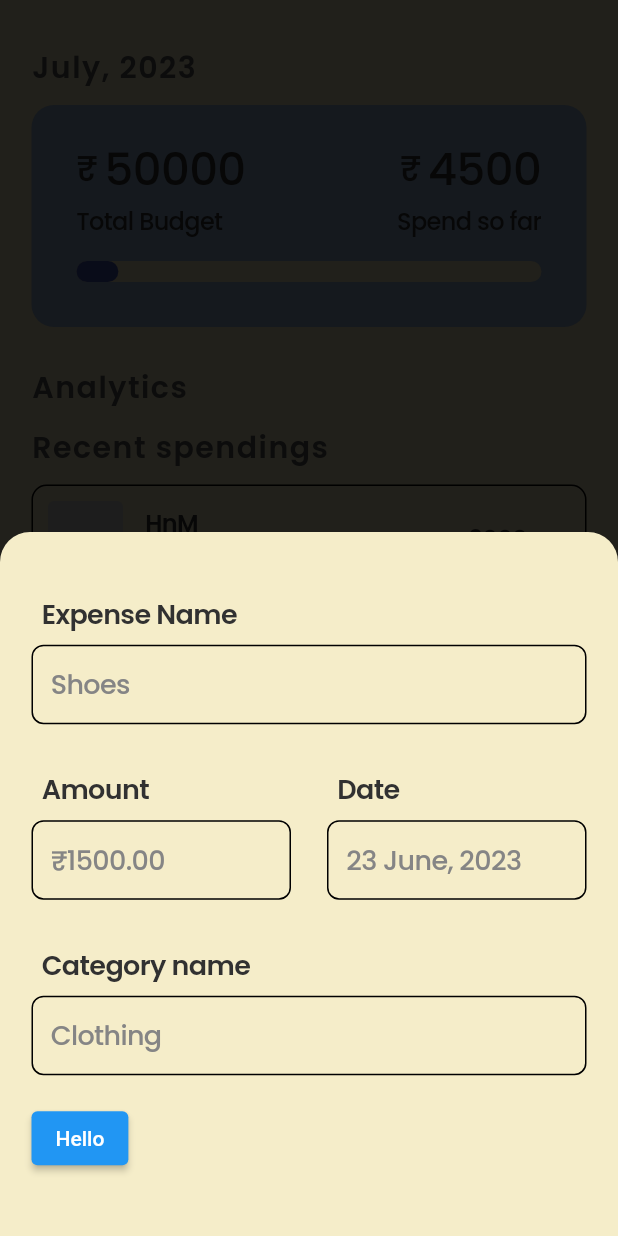
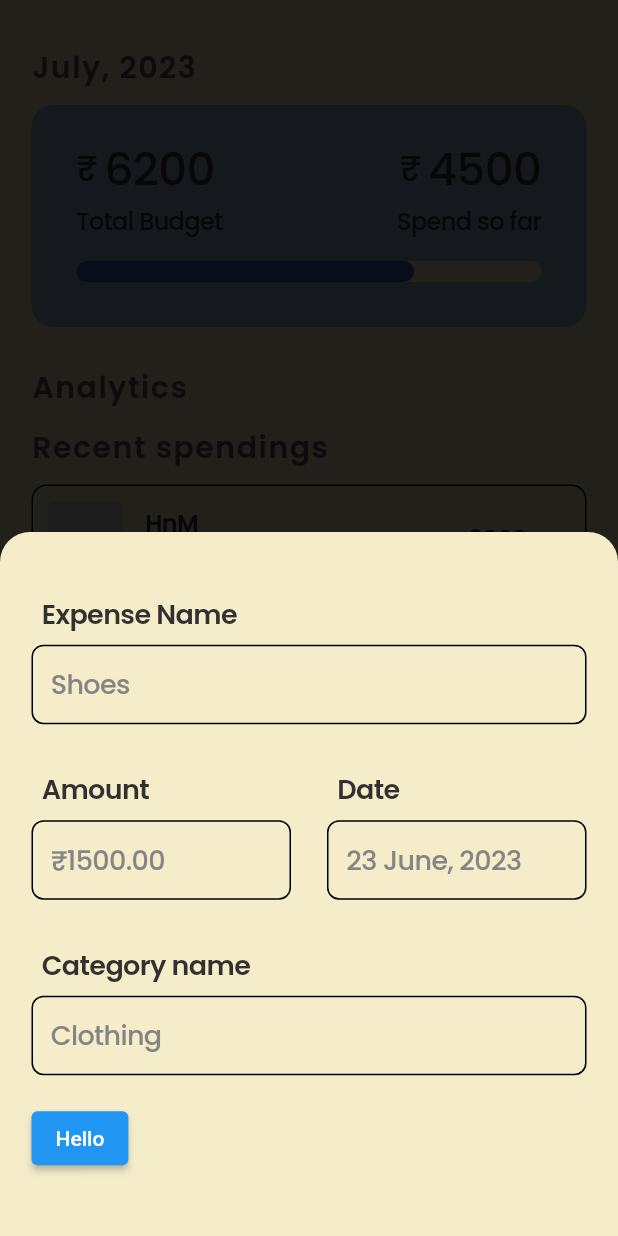
Before and after one commit to Sama-3l/coinwatcher, a Flutter app: the screen it shows after launch, after a tap on an icon or button, on a phone screen of 412 x 824 dp. Run offline on Flutter 3.47's test engine with Material 2 defaults, Android fonts, the phone set to English and light mode, and no system bars; drawn by our look-alikes of percent_indicator; our stand-ins replace bloc, flutter_bloc, google_fonts, simple_icons; missing offline and left inert: carbon_icons.

Commit message:
added User model with JSONs

```diff
--- a/lib/alogrithms/method.dart
+++ b/lib/alogrithms/method.dart
@@ -1,5 +1,6 @@
 //Put normal functions here that are supposed to run logic
 
+import 'package:coinwatcher/data/repositories/allExpenses.dart';
 import 'package:coinwatcher/data/repositories/recentExpenses.dart';
 import 'package:flutter/material.dart';
 import 'package:intl/intl.dart';
@@ -12,15 +13,35 @@ class Methods {
         : DateFormat('MMMM d').format(date);
   }
 
-  String decimalPart(double amount){
+  String decimalPart(double amount) {
     return ".${(amount.ceilToDouble() - amount).toInt().toString().padLeft(2, '0')}";
   }
 
-  double getCurrentMonthAmount(RecentExpenses recentExpenses){
+  double getCurrentMonthAmount(RecentExpenses recentExpenses) {
     double sum = 0;
-    for(int i = 0; i < recentExpenses.recentExpenses.length; i++){
+    for (int i = 0; i < recentExpenses.recentExpenses.length; i++) {
       sum = sum + recentExpenses.recentExpenses[i].amount;
     }
     return sum;
   }
+
+  RecentExpenses getRecentExpenses(AllExpenses allExpenses) {
+    RecentExpenses recentExpenses = RecentExpenses();
+    if (allExpenses.allExpenses[0].date.month == DateTime.now().month) {
+      for (int i = 0; i < allExpenses.allExpenses.length; i++) {
+        if (allExpenses.allExpenses[i].date.month == DateTime.now().month) {
+          recentExpenses.recentExpenses.add(allExpenses.allExpenses[i]);
+        } else {
+          break;
+        }
+      }
+    }
+
+    return recentExpenses;
+  }
+
+  double monthlyBudget(double dailyBudget) {
+    return dailyBudget *
+            DateTime(DateTime.now().year, DateTime.now().month + 1, 0).day;
+  }
 }
--- a/lib/alogrithms/widgetDecider.dart
+++ b/lib/alogrithms/widgetDecider.dart
@@ -4,19 +4,19 @@ import 'package:coinwatcher/alogrithms/method.dart';
 import 'package:coinwatcher/constants/font.dart';
 import 'package:coinwatcher/constants/themes.dart';
 import 'package:coinwatcher/data/model/expense.dart';
+import 'package:coinwatcher/data/model/user.dart';
 import 'package:coinwatcher/data/repositories/allExpenses.dart';
 import 'package:coinwatcher/data/repositories/recentExpenses.dart';
 import 'package:coinwatcher/presentation/widgets/expenseBox.dart';
 import 'package:flutter/material.dart';
 
 class WidgetDecider {
-  List<Widget> getSpendingsWidgets(AllExpenses allExpenses,
-      RecentExpenses recentExpenses, LightMode theme, FontFamily font) {
+  List<Widget> getSpendingsWidgets(User currentUser, LightMode theme, FontFamily font) {
     List<Widget> columnChildren = [];
     Methods func = Methods();
 
-    for (int i = 0; i < allExpenses.allExpenses.length; i++) {
-      if (i < recentExpenses.recentExpenses.length) {
+    for (int i = 0; i < currentUser.allExpenses.allExpenses.length; i++) {
+      if (i < currentUser.recentExpenses.recentExpenses.length) {
         if (i == 0) {
           columnChildren.add(Text(
             "Recent spendings",
@@ -30,7 +30,7 @@ class WidgetDecider {
           columnChildren.add(Padding(
             padding: const EdgeInsets.only(left: 8, bottom: 12),
             child: Text(
-              func.getMonthandYear(date: recentExpenses.recentExpenses[0].date),
+              func.getMonthandYear(date: currentUser.recentExpenses.recentExpenses[0].date),
               style: font.getPoppinsTextStyle(
                   color: theme.textSecondary,
                   fontSize: 18,
@@ -41,17 +41,17 @@ class WidgetDecider {
         }
 
         columnChildren.add(ExpenseBox(
-            currentExpense: recentExpenses.recentExpenses[i],
+            currentExpense: currentUser.recentExpenses.recentExpenses[i],
             theme: theme,
             font: font));
       } else {
         if (i != 0) {
-          if (allExpenses.allExpenses[i - 1].date.month !=
-              allExpenses.allExpenses[i].date.month) {
+          if (currentUser.allExpenses.allExpenses[i - 1].date.month !=
+              currentUser.allExpenses.allExpenses[i].date.month) {
             columnChildren.add(Padding(
               padding: const EdgeInsets.only(left: 8, top: 0, bottom: 12),
               child: Text(
-                func.getMonthandYear(date: allExpenses.allExpenses[i].date),
+                func.getMonthandYear(date: currentUser.allExpenses.allExpenses[i].date),
                 style: font.getPoppinsTextStyle(
                     color: theme.textSecondary,
                     fontSize: 18,
@@ -62,7 +62,7 @@ class WidgetDecider {
           }
         }
         columnChildren.add(ExpenseBox(
-            currentExpense: allExpenses.allExpenses[i],
+            currentExpense: currentUser.allExpenses.allExpenses[i],
             theme: theme,
             font: font));
       }
--- /dev/null
+++ b/lib/business_logic/blocs/bloc/tab_text_color_bloc.dart
@@ -0,0 +1,13 @@
+import 'package:bloc/bloc.dart';
+import 'package:meta/meta.dart';
+
+part 'tab_text_color_event.dart';
+part 'tab_text_color_state.dart';
+
+class TabTextColorBloc extends Bloc<TabTextColorEvent, TabTextColorState> {
+  TabTextColorBloc() : super(TabTextColorInitial()) {
+    on<ChangeTabTextColorEvent>((event, emit) {
+      emit(ChangeTabTextColorState());
+    });
+  }
+}
--- /dev/null
+++ b/lib/business_logic/blocs/bloc/tab_text_color_event.dart
@@ -0,0 +1,6 @@
+part of 'tab_text_color_bloc.dart';
+
+@immutable
+abstract class TabTextColorEvent {}
+
+class ChangeTabTextColorEvent extends TabTextColorEvent {}
--- /dev/null
+++ b/lib/business_logic/blocs/bloc/tab_text_color_state.dart
@@ -0,0 +1,8 @@
+part of 'tab_text_color_bloc.dart';
+
+@immutable
+abstract class TabTextColorState {}
+
+class TabTextColorInitial extends TabTextColorState {}
+
+class ChangeTabTextColorState extends TabTextColorState {}
--- /dev/null
+++ b/lib/data/model/category.dart
@@ -0,0 +1,8 @@
+import 'package:flutter/material.dart';
+
+class BrandCategory{
+  BrandCategory({required this.name, required this.amount});
+
+  String name;
+  double amount;
+}
--- a/lib/data/model/expense.dart
+++ b/lib/data/model/expense.dart
@@ -11,4 +11,14 @@ class Expense {
   double amount;
   DateTime date;
   String category;
+
+  Map<String, dynamic> toJSON(){
+    Map<String, dynamic> map = {
+      'name' : expenseName,
+      'amount' : amount.toString(),
+      'date' : "${date.day},${date.month},${date.year}",
+      'category' : category
+    };
+    return map;
+  }
 }
--- /dev/null
+++ b/lib/data/model/month.dart
@@ -0,0 +1,19 @@
+import 'package:coinwatcher/data/repositories/categories.dart';
+import 'package:flutter/material.dart';
+
+class Month{
+  Month({required this.date, required this.totalSpent, required this.categories});
+
+  DateTime date;
+  double totalSpent;
+  Categories categories;
+
+  Map<String, dynamic> toJSON(){
+    Map<String, dynamic> month = {
+      'month' : "${date.month}, ${date.year}",
+      'totalSpent': totalSpent,
+      'categories' : categories.toJSON()
+    };
+    return month;
+  }
+}
--- /dev/null
+++ b/lib/data/model/user.dart
@@ -0,0 +1,40 @@
+import 'package:coinwatcher/data/model/month.dart';
+import 'package:coinwatcher/data/repositories/allExpenses.dart';
+import 'package:coinwatcher/data/repositories/categories.dart';
+import 'package:coinwatcher/data/repositories/months.dart';
+import 'package:coinwatcher/data/repositories/recentExpenses.dart';
+import 'package:flutter/material.dart';
+
+class User {
+  User(
+      {required this.name,
+      required this.dailyBudget,
+      required this.thisMonthSpent,
+      required this.thisDaySpent,
+      required this.allExpenses,
+      required this.recentExpenses,
+      required this.monthsDB,
+      required this.eachDaySpent});
+
+  String name;
+  double dailyBudget;
+  double thisMonthSpent;
+  double thisDaySpent;
+  AllExpenses allExpenses;
+  RecentExpenses recentExpenses;
+  Months monthsDB;
+  Map<String, double> eachDaySpent;
+
+  Map<String, dynamic> toJSON(){
+    Map<String, dynamic> map = {
+      'name' : name,
+      'dailyBudget': dailyBudget.toString(),
+      'thisMonthSpent': thisMonthSpent.toString(),
+      'thisDaySpent': thisDaySpent.toString(),
+      'allExpenses': allExpenses.toJSON(),
+      'eachMonthDb': monthsDB.allMonthsJSON(),
+      'eachDaySpent': eachDaySpent
+    };
+    return map;
+  }
+}
--- a/lib/data/repositories/allExpenses.dart
+++ b/lib/data/repositories/allExpenses.dart
@@ -44,4 +44,12 @@ class AllExpenses {
         date: DateTime(2023, 6, 20),
         category: "Food"),
   ];
+
+  Map<String, dynamic> toJSON(){
+    Map<String, dynamic> map = {};
+    for(int i = 0; i < allExpenses.length; i++){
+      map['expense$i'] = allExpenses[i].toJSON();
+    }
+    return map;
+  }
 }
--- /dev/null
+++ b/lib/data/repositories/categories.dart
@@ -0,0 +1,24 @@
+import 'package:coinwatcher/data/model/category.dart';
+import 'package:flutter/material.dart';
+
+class Categories {
+  List<BrandCategory> categories = [
+    BrandCategory(name: 'Food n drinks', amount: 0.0),
+    BrandCategory(name: 'Health n Fitness', amount: 0.0),
+    BrandCategory(name: 'Personal care', amount: 0.0),
+    BrandCategory(name: 'Essentials', amount: 0.0),
+    BrandCategory(name: 'Education', amount: 0.0),
+    BrandCategory(name: 'Misc', amount: 0.0),
+  ];
+
+  Map<String, dynamic> toJSON() {
+    Map<String, dynamic> categoriesJSON = {};
+    for (int i = 0; i < categories.length; i++) {
+      categoriesJSON[categories[i].name] = {
+        'name': categories[i].name,
+        'amount': categories[i].amount.toString()
+      };
+    }
+    return categoriesJSON;
+  }
+}
--- /dev/null
+++ b/lib/data/repositories/months.dart
@@ -0,0 +1,14 @@
+import 'package:coinwatcher/data/model/month.dart';
+import 'package:flutter/material.dart';
+
+class Months{
+  List<Month> allMonths = [];
+
+  Map<String, dynamic> allMonthsJSON() {
+    Map<String, dynamic> monthJson = {};
+    for(int i = 0; i < allMonths.length; i++){
+      monthJson["${allMonths[i].date.month},${allMonths[i].date.year}"] = allMonths[i].toJSON();
+    }
+    return monthJson;
+  }
+}
--- a/lib/data/repositories/recentExpenses.dart
+++ b/lib/data/repositories/recentExpenses.dart
@@ -2,8 +2,5 @@ import 'package:coinwatcher/data/model/expense.dart';
 import 'package:flutter/material.dart';
 
 class RecentExpenses{
-  List<Expense> recentExpenses = [
-    Expense(expenseName: "HnM", amount: 3000.00, date: DateTime(2023, 7, 8), category: "Clothing"),
-    Expense(expenseName: "My Protein", amount: 1500.00, date: DateTime(2023, 7, 7), category: "Health n Fitness"),
-  ];
+  List<Expense> recentExpenses = [];
 }
--- a/lib/presentation/screens/dashboard.dart
+++ b/lib/presentation/screens/dashboard.dart
@@ -2,16 +2,22 @@ import 'package:coinwatcher/alogrithms/method.dart';
 import 'package:coinwatcher/alogrithms/widgetDecider.dart';
 import 'package:coinwatcher/constants/font.dart';
 import 'package:coinwatcher/constants/themes.dart';
+import 'package:coinwatcher/data/model/user.dart';
 import 'package:coinwatcher/data/repositories/allExpenses.dart';
 import 'package:coinwatcher/data/repositories/recentExpenses.dart';
 import 'package:coinwatcher/presentation/widgets/spendingsTracker.dart';
 import 'package:flutter/material.dart';
 
 class Dashboard extends StatefulWidget {
-  Dashboard({super.key, required this.theme, required this.font});
+  Dashboard(
+      {super.key,
+      required this.theme,
+      required this.font,
+      required this.currentUser});
 
   LightMode theme;
   FontFamily font;
+  User currentUser;
 
   @override
   State<Dashboard> createState() => _DashboardState();
@@ -47,7 +53,10 @@ class _DashboardState extends State<Dashboard> {
                   Padding(
                     padding: const EdgeInsets.only(bottom: 25),
                     child: SpendingsTracker(
-                        theme: widget.theme, font: widget.font),
+                      theme: widget.theme,
+                      font: widget.font,
+                      currentUser: widget.currentUser,
+                    ),
                   ),
                   Padding(
                     padding: const EdgeInsets.only(bottom: 10),
@@ -76,7 +85,9 @@ class _DashboardState extends State<Dashboard> {
                   Column(
                       mainAxisSize: MainAxisSize.min,
                       children: wd.getRecentSpendings(
-                          RecentExpenses(), widget.theme, widget.font))
+                          widget.currentUser.recentExpenses,
+                          widget.theme,
+                          widget.font))
                 ]),
           ),
         ),
--- a/lib/presentation/screens/home.dart
+++ b/lib/presentation/screens/home.dart
@@ -1,10 +1,15 @@
+import 'package:coinwatcher/alogrithms/method.dart';
 import 'package:coinwatcher/constants/font.dart';
 import 'package:coinwatcher/constants/themes.dart';
+import 'package:coinwatcher/data/model/user.dart';
+import 'package:coinwatcher/data/repositories/allExpenses.dart';
+import 'package:coinwatcher/data/repositories/months.dart';
 import 'package:coinwatcher/presentation/screens/analytics.dart';
 import 'package:coinwatcher/presentation/screens/spendings.dart';
 import 'package:flutter/material.dart';
 import 'package:flutter_bloc/flutter_bloc.dart';
 
+import '../../business_logic/blocs/bloc/tab_text_color_bloc.dart';
 import '../widgets/bottomNavBar.dart';
 import '../widgets/fab.dart';
 import 'dashboard.dart';
@@ -19,18 +24,31 @@ class Home extends StatefulWidget {
 class _HomeState extends State<Home> with TickerProviderStateMixin {
   LightMode theme = LightMode();
   FontFamily font = FontFamily();
+  Methods func = Methods();
   late TabController tabController;
+  late User currentUser = User(
+      name: 'Samael',
+      dailyBudget: 200.0,
+      thisMonthSpent: 2500,
+      thisDaySpent: 250,
+      allExpenses: AllExpenses(),
+      recentExpenses: func.getRecentExpenses(AllExpenses()),
+      monthsDB: Months(),
+      eachDaySpent: {});
 
   @override
   void initState() {
     // TODO: implement initState
     super.initState();
+    print(currentUser.toJSON());
     tabController = TabController(length: 3, vsync: this);
   }
 
   @override
   Widget build(BuildContext context) {
-    return MaterialApp(
+    return MultiBlocProvider(
+      providers: [BlocProvider(create: (context) => TabTextColorBloc())],
+      child: MaterialApp(
         title: 'Flutter Demo',
         debugShowCheckedModeBanner: false,
         home: Scaffold(
@@ -41,11 +59,13 @@ class _HomeState extends State<Home> with TickerProviderStateMixin {
             theme: theme,
             font: font,
             tabController: tabController,
+            currentUser: currentUser,
           ),
           bottomNavigationBar: BottomNavBar(
               theme: theme, font: font, tabController: tabController),
           floatingActionButton: Fab(font: font, theme: theme),
         ),
+      ),
     );
   }
 }
--- a/lib/presentation/screens/spendings.dart
+++ b/lib/presentation/screens/spendings.dart
@@ -1,23 +1,23 @@
 import 'package:coinwatcher/alogrithms/widgetDecider.dart';
 import 'package:coinwatcher/constants/font.dart';
 import 'package:coinwatcher/constants/themes.dart';
+import 'package:coinwatcher/data/model/user.dart';
 import 'package:coinwatcher/data/repositories/allExpenses.dart';
 import 'package:coinwatcher/data/repositories/recentExpenses.dart';
 import 'package:flutter/material.dart';
 
 class Spendings extends StatefulWidget {
-  Spendings({super.key, required this.theme, required this.font});
+  Spendings({super.key, required this.theme, required this.font, required this.currentUser});
 
   LightMode theme;
   FontFamily font;
+  User currentUser;
 
   @override
   State<Spendings> createState() => _SpendingsState();
 }
 
 class _SpendingsState extends State<Spendings> {
-  AllExpenses allExpenses = AllExpenses();
-  RecentExpenses recentExpenses = RecentExpenses();
   WidgetDecider wd = WidgetDecider();
 
   @override
@@ -32,7 +32,7 @@ class _SpendingsState extends State<Spendings> {
               crossAxisAlignment: CrossAxisAlignment.start,
               mainAxisSize: MainAxisSize.min,
               children: wd.getSpendingsWidgets(
-                  allExpenses, recentExpenses, widget.theme, widget.font)),
+                  widget.currentUser, widget.theme, widget.font)),
         )),
       ),
     );
--- a/lib/presentation/widgets/bottomNavBar.dart
+++ b/lib/presentation/widgets/bottomNavBar.dart
@@ -1,12 +1,15 @@
 // ignore_for_file: prefer_const_literals_to_create_immutables, prefer_const_constructors, must_be_immutable
 
+import 'package:coinwatcher/business_logic/blocs/bloc/tab_text_color_bloc.dart';
 import 'package:coinwatcher/constants/font.dart';
 import 'package:coinwatcher/constants/themes.dart';
+import 'package:coinwatcher/data/model/user.dart';
 import 'package:coinwatcher/presentation/screens/analytics.dart';
 import 'package:coinwatcher/presentation/screens/dashboard.dart';
 import 'package:coinwatcher/presentation/screens/spendings.dart';
 import 'package:flutter/material.dart';
 import 'package:carbon_icons/carbon_icons.dart';
+import 'package:flutter_bloc/flutter_bloc.dart';
 
 class BottomNavBar extends StatefulWidget {
   BottomNavBar(
@@ -28,13 +31,12 @@ class _BottomNavBarState extends State<BottomNavBar> {
 
   @override
   void initState() {
-    // TODO: implement initState
     super.initState();
     widget.tabController.addListener(() {
       if (currentIndex != widget.tabController.index) {
-        setState(() {
         currentIndex = widget.tabController.index;
-        });
+        BlocProvider.of<TabTextColorBloc>(context)
+            .add(ChangeTabTextColorEvent());
       }
     });
   }
@@ -48,7 +50,9 @@ class _BottomNavBarState extends State<BottomNavBar> {
               color: widget.theme.textPrimary,
               borderRadius: BorderRadius.only(
                   topLeft: Radius.circular(25), topRight: Radius.circular(25))),
-          child: TabBar(
+          child: BlocBuilder<TabTextColorBloc, TabTextColorState>(
+            builder: (context, state) {
+              return TabBar(
                   controller: widget.tabController,
                   labelColor: widget.theme.activeNavBarButton,
                   indicator: BoxDecoration(),
@@ -61,7 +65,9 @@ class _BottomNavBarState extends State<BottomNavBar> {
                         iconMargin: EdgeInsets.only(bottom: 6),
                         child: Text('Home',
                             style: widget.font.getPoppinsTextStyle(
-                            color: currentIndex == 0 ? widget.theme.activeNavBarButton : widget.theme.textSecondary,
+                                color: currentIndex == 0
+                                    ? widget.theme.activeNavBarButton
+                                    : widget.theme.textSecondary,
                                 fontSize: 11,
                                 fontWeight: FontWeight.w600,
                                 letterSpacing: 0)),
@@ -74,7 +80,9 @@ class _BottomNavBarState extends State<BottomNavBar> {
                           iconMargin: EdgeInsets.only(bottom: 6),
                           child: Text('Spendings',
                               style: widget.font.getPoppinsTextStyle(
-                              color: currentIndex == 1 ? widget.theme.activeNavBarButton : widget.theme.textSecondary,
+                                  color: currentIndex == 1
+                                      ? widget.theme.activeNavBarButton
+                                      : widget.theme.textSecondary,
                                   fontSize: 11,
                                   fontWeight: FontWeight.w600,
                                   letterSpacing: 0))),
@@ -86,12 +94,16 @@ class _BottomNavBarState extends State<BottomNavBar> {
                           iconMargin: EdgeInsets.only(bottom: 6),
                           child: Text('Analytics',
                               style: widget.font.getPoppinsTextStyle(
-                              color: currentIndex == 2 ? widget.theme.activeNavBarButton : widget.theme.textSecondary,
+                                  color: currentIndex == 2
+                                      ? widget.theme.activeNavBarButton
+                                      : widget.theme.textSecondary,
                                   fontSize: 11,
                                   fontWeight: FontWeight.w600,
                                   letterSpacing: 0))),
                     )
-              ])),
+                  ]);
+            },
+          )),
     );
   }
 }
@@ -101,11 +113,13 @@ class BottomNavBarTabs extends StatefulWidget {
       {super.key,
       required this.theme,
       required this.font,
-      required this.tabController});
+      required this.tabController,
+      required this.currentUser});
 
   LightMode theme;
   FontFamily font;
   TabController tabController;
+  User currentUser;
 
   @override
   State<BottomNavBarTabs> createState() => _BottomNavBarTabsState();
@@ -115,8 +129,14 @@ class _BottomNavBarTabsState extends State<BottomNavBarTabs> {
   @override
   Widget build(BuildContext context) {
     return TabBarView(controller: widget.tabController, children: [
-      Dashboard(theme: widget.theme, font: widget.font),
-      Spendings(theme: widget.theme, font: widget.font),
+      Dashboard(
+          theme: widget.theme,
+          font: widget.font,
+          currentUser: widget.currentUser),
+      Spendings(
+          theme: widget.theme,
+          font: widget.font,
+          currentUser: widget.currentUser),
       Analytics(theme: widget.theme, font: widget.font)
     ]);
   }
--- a/lib/presentation/widgets/spendingsTracker.dart
+++ b/lib/presentation/widgets/spendingsTracker.dart
@@ -3,6 +3,7 @@
 import 'package:coinwatcher/alogrithms/method.dart';
 import 'package:coinwatcher/constants/font.dart';
 import 'package:coinwatcher/constants/themes.dart';
+import 'package:coinwatcher/data/model/user.dart';
 import 'package:coinwatcher/data/repositories/allExpenses.dart';
 import 'package:coinwatcher/data/repositories/recentExpenses.dart';
 import 'package:coinwatcher/presentation/widgets/trackerText.dart';
@@ -10,21 +11,20 @@ import 'package:flutter/material.dart';
 import 'package:percent_indicator/percent_indicator.dart';
 
 class SpendingsTracker extends StatefulWidget {
-  SpendingsTracker({super.key, required this.theme, required this.font});
+  SpendingsTracker({super.key, required this.theme, required this.font, required this.currentUser});
 
   LightMode theme;
   FontFamily font;
+  User currentUser;
 
   @override
   State<SpendingsTracker> createState() => _SpendingsTrackerState();
 }
 
 class _SpendingsTrackerState extends State<SpendingsTracker> {
-  AllExpenses allExpenses = AllExpenses();
-  RecentExpenses recentExpenses = RecentExpenses();
   Methods func = Methods();
-  late double currentAmount = func.getCurrentMonthAmount(recentExpenses);
-  double totalBudget = 50000;
+  late double currentAmount = func.getCurrentMonthAmount(widget.currentUser.recentExpenses);
+  late double totalBudget = func.monthlyBudget(widget.currentUser.dailyBudget);
 
   @override
   Widget build(BuildContext context) {
```
Lines whose indentation alone changed are shown as unchanged.
